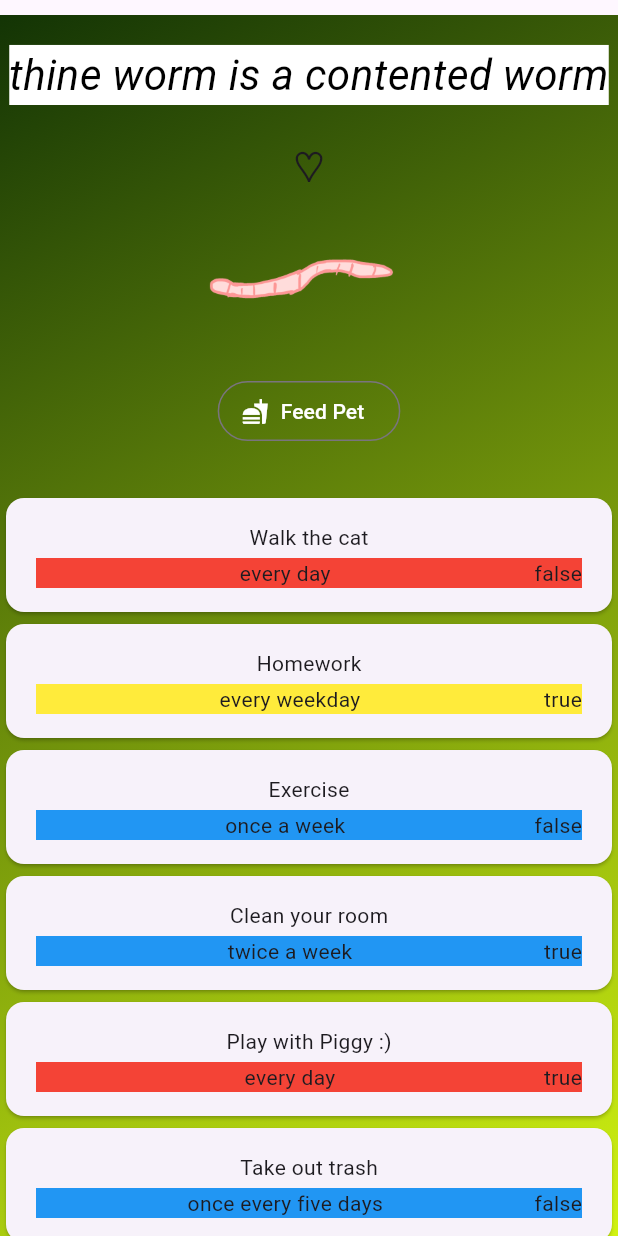
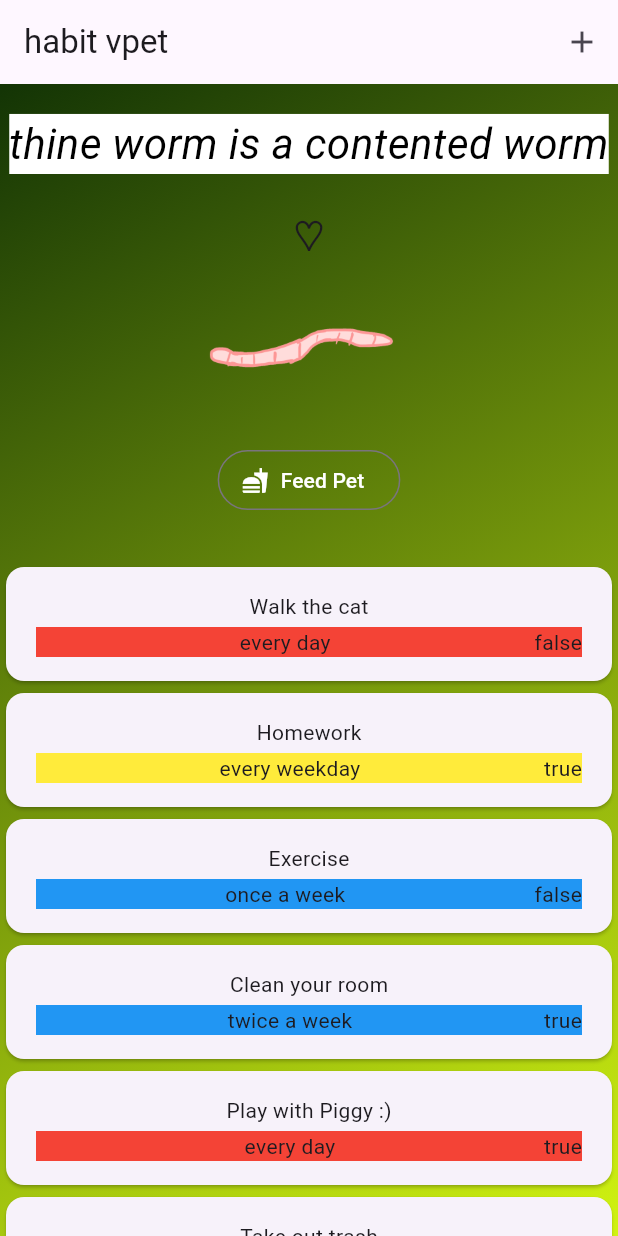
Before and after one commit to abbymachines/habit_vpet, a Flutter app: the screen it shows after launch, on a phone screen of 412 x 824 dp. Run offline on Flutter 3.47's test engine with Material 2 defaults, Android fonts, the phone set to English and light mode, and no system bars; missing offline and left inert: dart:ffi.

Commit message:
begin building out structure for modal overlay + new habit creation, but the new habit button doesn't work

```diff
--- a/lib/habit_vpet.dart
+++ b/lib/habit_vpet.dart
@@ -4,6 +4,7 @@ import 'package:habit_vpet/widgets/pet/pet_feeder.dart';
 import 'package:habit_vpet/widgets/screens/start_screen.dart';
 import 'package:habit_vpet/models/habit.dart';
 import 'package:habit_vpet/widgets/habit_list/habit_list.dart';
+import 'package:habit_vpet/widgets/new_habit.dart';
 
 class HabitVpet extends StatefulWidget {
   const HabitVpet({super.key});
@@ -81,37 +82,42 @@ class _HabitVpetState extends State<HabitVpet> {
     });
   }
 
-  // void chooseAnswer(String answer) {
-  //   selectedAnswers.add(answer);
+  void _openAddHabitOverlay() {
+    showModalBottomSheet(
+      isScrollControlled: true,
+      context: context,
+      builder: (ctx) => NewHabit(onAddHabit: _addHabit),
+    );
+  }
 
-  //   if (selectedAnswers.length == questions.length) {
-  //     setState(() {
-  //       activeScreen = 'results-screen';
-  //     });
-  //   }
-  // }
+  void _addHabit(Habit habit) {
+    setState(() {
+      _myHabits.add(habit);
+    });
+  }
+
+  void _removeHabit(Habit habit) {
+    setState(() {
+      _myHabits.remove(habit);
+    });
+  }
 
   @override
   Widget build(context) {
     Widget screenWidget = StartScreen(switchScreen);
 
-    // if (activeScreen == 'habits-screen') {
-    //   screenWidget = const HabitsScreen(
-    //     onSelectAnswer: chooseAnswer,
-    //   );
-    // }
-
-    // if (activeScreen == 'results-screen') {
-    //   screenWidget = ResultsScreen(
-    //     chosenAnswers: selectedAnswers,
-    //   );
-    // }
-
     return MaterialApp(
       theme: ThemeData(useMaterial3: true),
       home: Scaffold(
         appBar: AppBar(
-          toolbarHeight: 10,
+          title: const Text('habit vpet'),
+          // toolbarHeight: 10,
+          actions: [
+            IconButton(
+              onPressed: _openAddHabitOverlay,
+              icon: const Icon(Icons.add),
+            )
+          ],
         ),
         body: Container(
           decoration: const BoxDecoration(
@@ -134,13 +140,13 @@ class _HabitVpetState extends State<HabitVpet> {
                 child: PetFeeder(),
               ),
               const SizedBox(height: 30),
-              Expanded(flex: 5, child: HabitList(_myHabits)),
-              // OutlinedButton.icon(
-              //   onPressed: switchScreen,
-              //   style: OutlinedButton.styleFrom(foregroundColor: Colors.white),
-              //   icon: const Icon(Icons.arrow_circle_right),
-              //   label: const Text('habits'),
-              // ),
+              Expanded(
+                flex: 5,
+                child: HabitList(
+                  habits: _myHabits,
+                  onRemoveHabit: _removeHabit,
+                ),
+              ),
             ],
           ),
         ),
--- a/lib/widgets/habit_list/habit_list.dart
+++ b/lib/widgets/habit_list/habit_list.dart
@@ -3,15 +3,28 @@ import 'package:habit_vpet/models/habit.dart';
 import 'package:habit_vpet/widgets/habit_list/habit_item.dart';
 
 class HabitList extends StatelessWidget {
-  const HabitList(this.habits, {super.key});
+  const HabitList({
+    super.key,
+    required this.habits,
+    required this.onRemoveHabit,
+  });
 
   final List<Habit> habits;
+  final void Function(Habit habit) onRemoveHabit;
 
   @override
   Widget build(BuildContext context) {
     return ListView.builder(
       itemCount: habits.length,
-      itemBuilder: (ctx, index) => HabitItem(habits[index]),
+      itemBuilder: (ctx, index) => Dismissible(
+        key: ValueKey(habits[index]),
+        onDismissed: (direction) {
+          onRemoveHabit(habits[index]);
+        },
+        child: HabitItem(
+          habits[index],
+        ),
+      ),
     );
   }
 }
```
Also changed, not shown: lib/widgets/new_habit.dart (+110 -0 lines).
